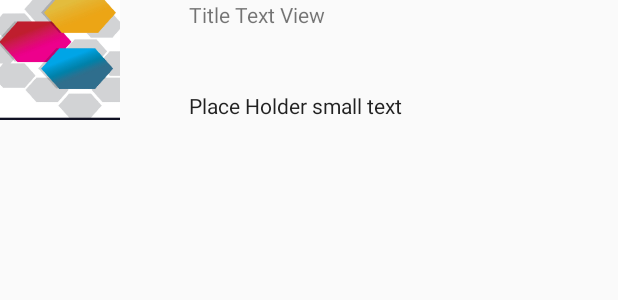
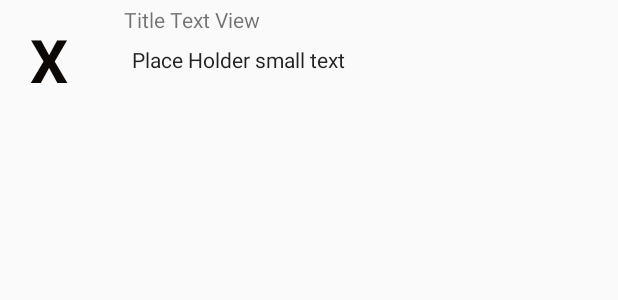
Before and after one commit to msanto7/RSSFeed, an Android app: the layout rss_feed_item_row.xml on its own in the app's theme, with its tools: preview values and no code run, on a phone screen of 412 x 824 dp. Shown: the top 300 px of the screen. Run offline under Robolectric (Android 15) with nearby library versions, the phone set to English and light mode, and no system bars.

Commit message:
Feed Layout Update

```diff
--- a/app/src/main/res/layout/content_main.xml
+++ b/app/src/main/res/layout/content_main.xml
@@ -16,4 +16,6 @@
         app:layout_constraintEnd_toEndOf="parent"
         app:layout_constraintStart_toStartOf="parent"
         app:layout_constraintTop_toTopOf="parent" />
+
+
 </android.support.constraint.ConstraintLayout>
--- a/app/src/main/res/layout/rss_feed_item_row.xml
+++ b/app/src/main/res/layout/rss_feed_item_row.xml
@@ -5,6 +5,7 @@
     android:layout_width="match_parent"
     android:layout_height="80dp">
 
+<!--
     <ImageView
         android:id="@+id/rssFeedItemImageView"
         android:layout_width="80dp"
@@ -13,25 +14,48 @@
         android:layout_alignParentLeft="true"
         android:layout_alignParentTop="true"
         app:srcCompat="@drawable/rss_feed_empty_image" />
+  -->
 
     <TextView
         android:id="@+id/rss_feed_item_textview"
-        android:layout_width="wrap_content"
+        android:layout_width="246dp"
         android:layout_height="wrap_content"
         android:layout_alignParentTop="true"
         android:layout_centerHorizontal="true"
-        android:ems="10"
+        android:layout_marginTop="3dp"
+        android:ems="14"
         android:inputType="textPersonName"
-        android:text="Title Text View" />
+        android:text="Title Text View"
+        android:textSize="14sp" />
 
     <TextView
         android:id="@+id/rssFeedItemDescriptionTextView"
-        android:layout_width="wrap_content"
-        android:layout_height="wrap_content"
+        android:layout_width="288dp"
+        android:layout_height="42dp"
         android:layout_alignStart="@+id/rss_feed_item_textview"
         android:layout_alignParentBottom="true"
+        android:layout_marginStart="5dp"
+        android:layout_marginBottom="8dp"
         android:ems="10"
-        android:inputType="textPersonName"
+        android:inputType="textMultiLine|textPersonName"
+        android:paddingBottom="5dp"
+        android:scrollHorizontally="false"
         android:text="Place Holder small text "
         android:textAppearance="@style/TextAppearance.AppCompat" />
+
+    <TextView
+        android:id="@+id/rssFeedItemLetterTextView"
+        android:layout_width="71dp"
+        android:layout_height="match_parent"
+        android:layout_alignParentStart="true"
+        android:layout_alignParentBottom="true"
+        android:layout_marginBottom="0dp"
+        android:ems="10"
+        android:gravity="center_vertical|center_horizontal"
+        android:inputType="textPersonName"
+        android:paddingRight="5dp"
+        android:text="X"
+        android:textColor="@color/colorAccent"
+        android:textSize="40sp"
+        android:textStyle="bold" />
 </RelativeLayout>
--- a/app/src/main/res/values/colors.xml
+++ b/app/src/main/res/values/colors.xml
@@ -2,6 +2,6 @@
 <resources>
     <color name="colorPrimary">#0A5D7F</color>
     <color name="colorPrimaryDark">#15707F</color>
-    <color name="colorAccent">#7F431B</color>
+    <color name="colorAccent">#0c0805</color>
     <color name="lightTextColor">#ffffff</color>
 </resources>
```
Also changed, not shown: app/src/main/java/com/msturtle/mike/rssfeed/FeedItemAdapter.java (added, +41 -0 lines), app/src/main/java/com/msturtle/mike/rssfeed/MainActivity.java (+53 -3 lines), app/src/main/java/com/msturtle/mike/rssfeed/RssItem.java (+6 -4 lines).
